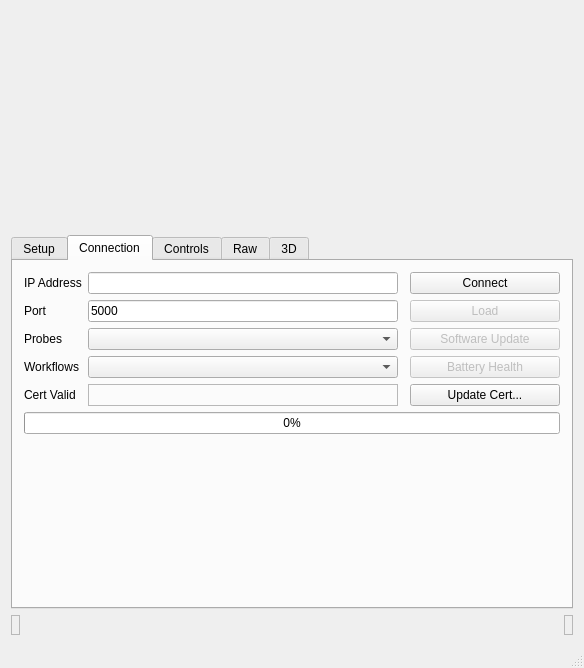
First picture: the form in examples/solum_qt/solumqt.ui, repository clariusdev/solum, before the edit.
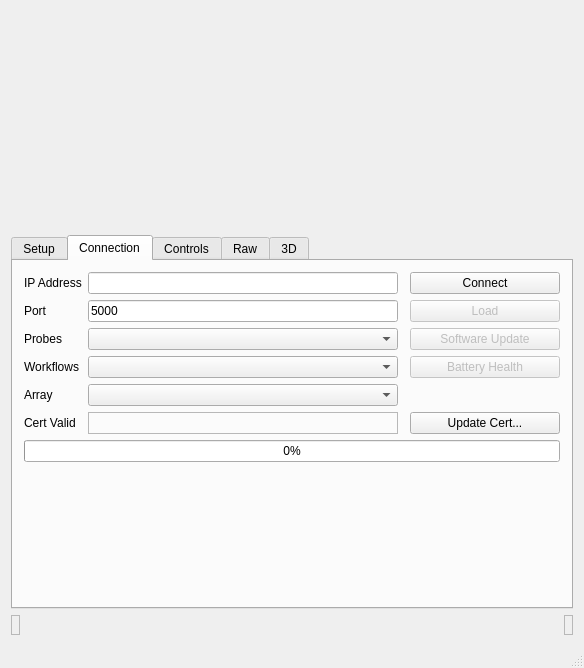
Second picture: the form after the edit. The open tabs and pages were chosen to show the change.

```diff
--- a/examples/solum_qt/solumqt.ui
+++ b/examples/solum_qt/solumqt.ui
@@ -431,6 +431,26 @@
           </property>
          </widget>
         </item>
+        <item row="6" column="0">
+         <widget class="QLabel" name="_arraylist">
+          <property name="text">
+           <string>Array</string>
+          </property>
+         </widget>
+        </item>
+        <item row="6" column="1">
+         <widget class="QComboBox" name="arrays">
+          <property name="sizePolicy">
+           <sizepolicy hsizetype="Expanding" vsizetype="Fixed">
+            <horstretch>0</horstretch>
+            <verstretch>0</verstretch>
+           </sizepolicy>
+          </property>
+          <property name="toolTip">
+           <string>Probe array to target on application load (for multi-array probes); use Default to fall back to the application's declared array.</string>
+          </property>
+         </widget>
+        </item>
         <item row="7" column="3">
          <widget class="QPushButton" name="updateCert">
           <property name="enabled">
```
